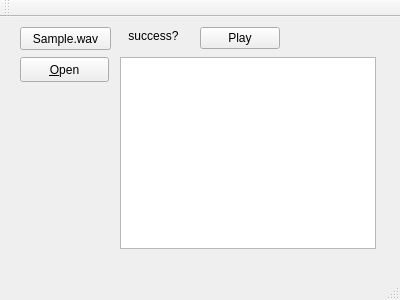
bycym/chordRecognition, file src/mainwindow.ui: the form before one commit.
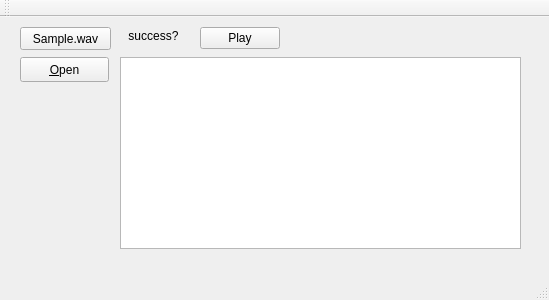
The form after the commit.

Diff of the .ui file:
```diff
--- a/src/mainwindow.ui
+++ b/src/mainwindow.ui
@@ -6,7 +6,7 @@
    <rect>
     <x>0</x>
     <y>0</y>
-    <width>400</width>
+    <width>549</width>
     <height>300</height>
    </rect>
   </property>
@@ -80,7 +80,7 @@
      <rect>
       <x>120</x>
       <y>40</y>
-      <width>256</width>
+      <width>401</width>
       <height>192</height>
      </rect>
     </property>
```
Left out of the diff: 2 changed lines with no effect on the pictures.
